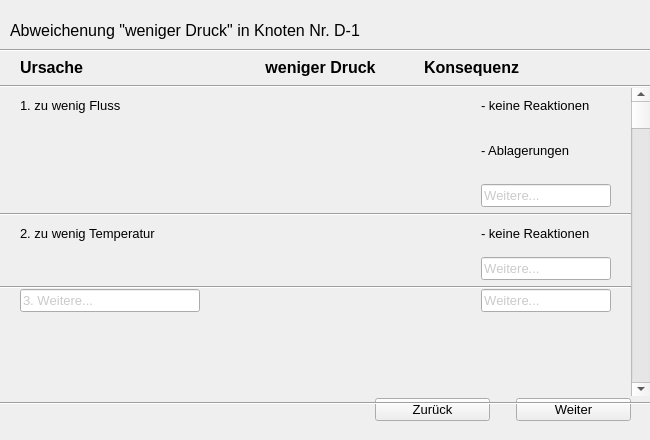
The window that Code/wizard_6.ui (MSPietsch/HMI) describes before a commit, drawn with Qt 5.
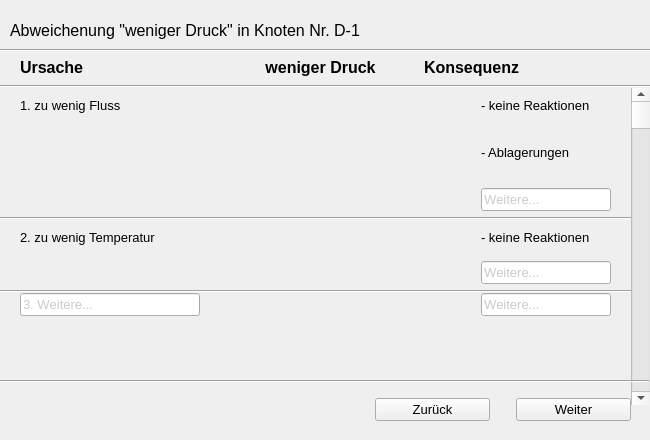
The same window after the commit. Icons and pictures are not drawn.

Commit message: Wizard geht jetzt bis Seite 10

```diff
--- a/Code/wizard_6.ui
+++ b/Code/wizard_6.ui
@@ -178,13 +178,6 @@
      </rect>
     </property>
     <layout class="QGridLayout" name="gridLayout_4">
-     <item row="2" column="0">
-      <widget class="Line" name="line">
-       <property name="orientation">
-        <enum>Qt::Horizontal</enum>
-       </property>
-      </widget>
-     </item>
      <item row="1" column="0">
       <layout class="QGridLayout" name="gridLayout_3">
        <property name="spacing">
@@ -1025,6 +1018,19 @@
     </layout>
    </widget>
   </widget>
+  <widget class="Line" name="line">
+   <property name="geometry">
+    <rect>
+     <x>0</x>
+     <y>380</y>
+     <width>649</width>
+     <height>3</height>
+    </rect>
+   </property>
+   <property name="orientation">
+    <enum>Qt::Horizontal</enum>
+   </property>
+  </widget>
  </widget>
  <resources/>
  <connections/>
```
Left out of the diff: 4 changed lines with no effect on the pictures. The commit also changes 15 other files.
